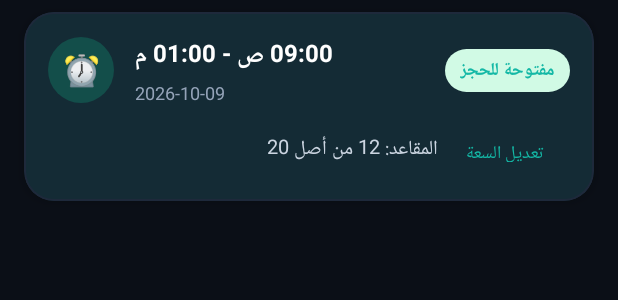
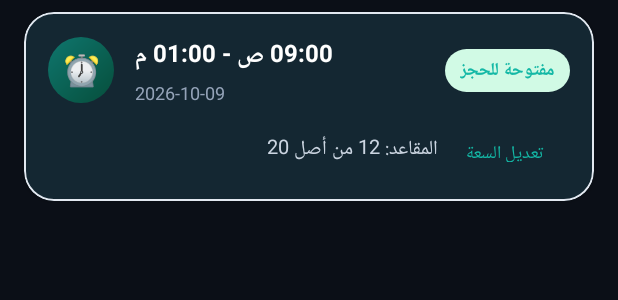
Before and after one commit to Alhaking1/medical-clinic-system, an Android app built with Jetpack Compose: the layout item_period_card.xml on its own in the app's theme, with its tools: preview values and no code run, on a phone screen of 412 x 824 dp. Shown: the top 300 px of the screen. Run offline under Robolectric (Android 15) with nearby library versions, the phone set to English and light mode, and no system bars; network calls fail.

Commit message:
style(staff-ui): elevate secretary periods card and time badge styling

```diff
--- a/apps/staff-app/app/src/main/res/layout/item_period_card.xml
+++ b/apps/staff-app/app/src/main/res/layout/item_period_card.xml
@@ -5,9 +5,9 @@
     android:layout_width="match_parent"
     android:layout_height="wrap_content"
     app:cardCornerRadius="20dp"
-    app:cardElevation="4dp"
+    app:cardElevation="2dp"
     app:strokeWidth="1.5dp"
-    app:strokeColor="@color/divider"
+    app:strokeColor="#E2E8F0"
     app:cardBackgroundColor="@color/surface_dark_elevated"
     android:layout_marginHorizontal="16dp"
     android:layout_marginVertical="8dp">
@@ -28,7 +28,7 @@
                 android:id="@+id/tvPeriodIcon"
                 android:layout_width="44dp"
                 android:layout_height="44dp"
-                android:background="@drawable/bg_circle_primary_soft"
+                android:background="@drawable/bg_circle_staff_teal" android:textColor="#FFFFFF"
                 android:gravity="center"
                 android:text="⏰"
                 android:textSize="20sp" />
```
Also changed, not shown: apps/staff-app/app/src/main/res/drawable/bg_card_period_modern.xml (added, +9 -0 lines).
